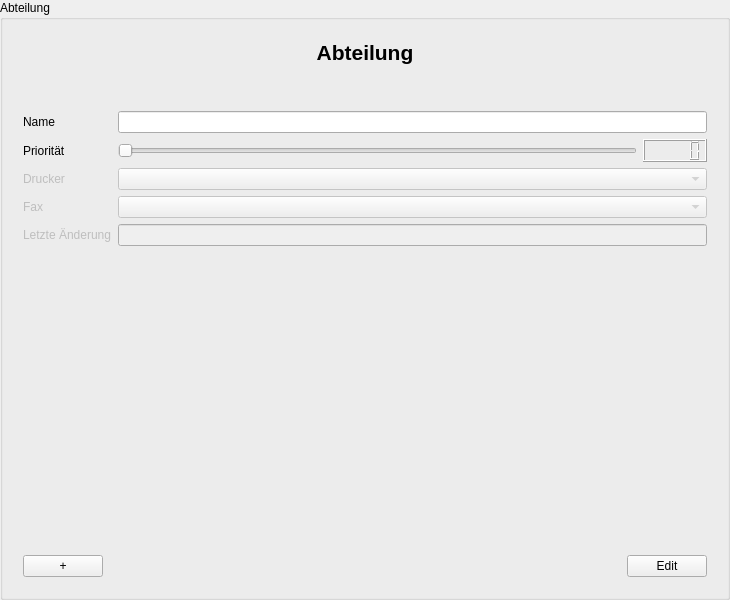
Before: the Qt Designer form src/libs/widgets/src/views/departmentinputarea.ui in jmuelbert/jmbde-QT, drawn with Qt 5.
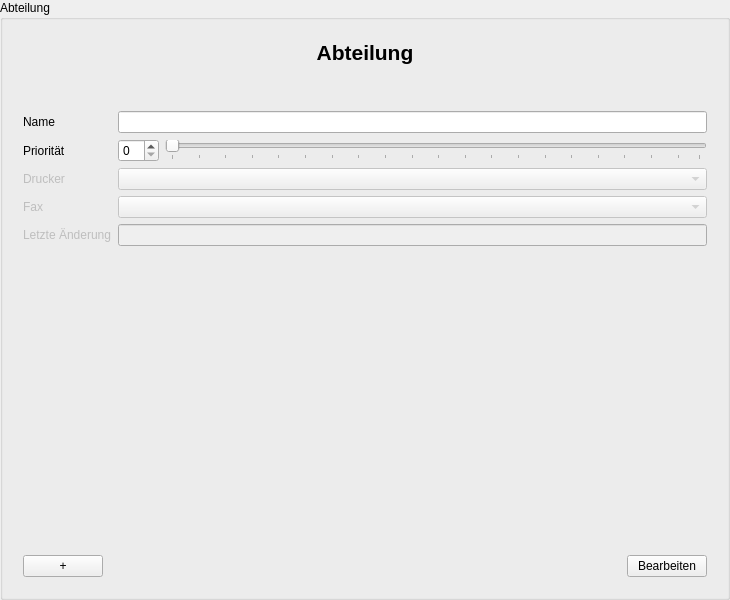
After: the same form once the commit is applied.

The edit to the form file:
```diff
--- a/src/libs/widgets/src/views/departmentinputarea.ui
+++ b/src/libs/widgets/src/views/departmentinputarea.ui
@@ -147,16 +147,34 @@
         </item>
         <item row="1" column="1">
          <layout class="QHBoxLayout" name="horizontalLayout_2">
+          <item>
+           <widget class="QSpinBox" name="prioritySpinBox"/>
+          </item>
           <item>
            <widget class="QSlider" name="priorityHorizontalSlider">
+            <property name="minimum">
+             <number>1</number>
+            </property>
+            <property name="maximum">
+             <number>100</number>
+            </property>
+            <property name="value">
+             <number>1</number>
+            </property>
+            <property name="sliderPosition">
+             <number>1</number>
+            </property>
             <property name="orientation">
              <enum>Qt::Horizontal</enum>
             </property>
+            <property name="tickPosition">
+             <enum>QSlider::TicksBelow</enum>
+            </property>
+            <property name="tickInterval">
+             <number>5</number>
+            </property>
            </widget>
           </item>
-          <item>
-           <widget class="QLCDNumber" name="priorityLCDNumber"/>
-          </item>
          </layout>
         </item>
        </layout>
@@ -199,7 +217,7 @@
         <item>
          <widget class="QPushButton" name="pushButton_EditFinish">
           <property name="text">
-           <string>Edit</string>
+           <string>Bearbeiten</string>
           </property>
          </widget>
         </item>
```
Left out of the diff: 11 changed lines with no effect on the pictures.
